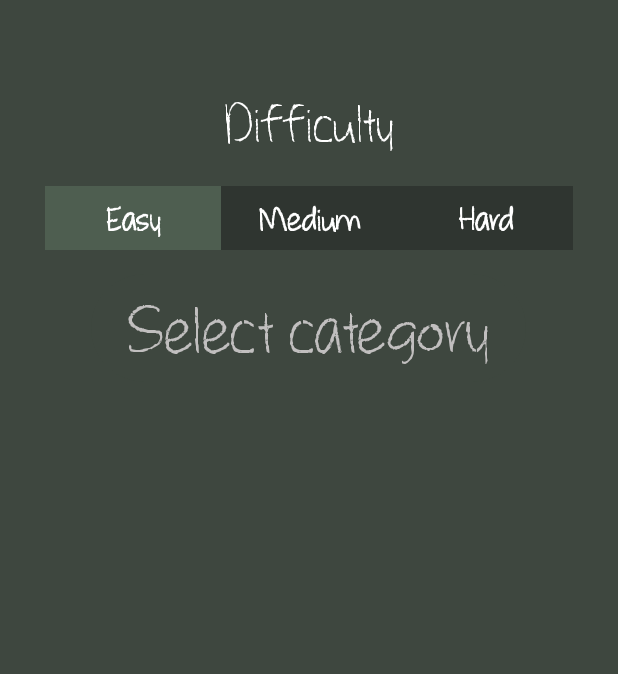
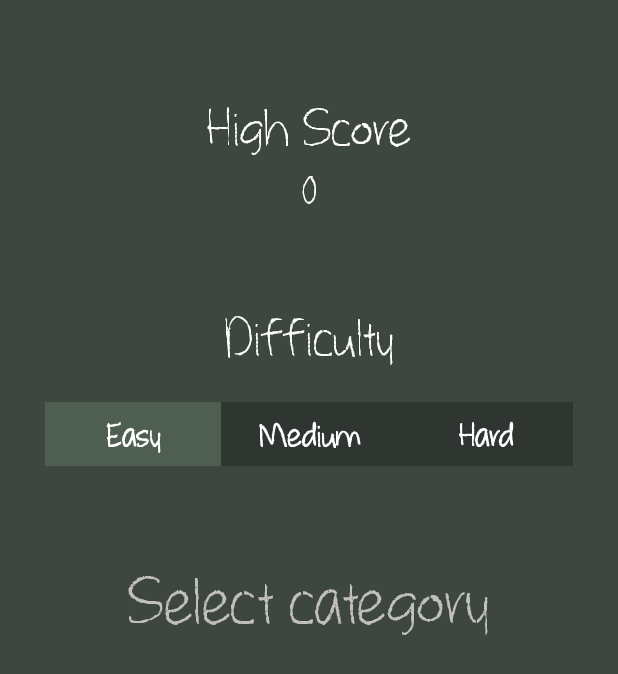
Before and after one commit to UlisesR2002/Final_Exams, an Android app: the OptionActivity screen opened directly, with no data from a screen before it, on a phone screen of 412 x 824 dp. Shown: the top 674 px of the screen. Run offline under Robolectric (Android 15) with nearby library versions, the phone set to English and light mode, and no system bars.

Commit message:
Preferencia para el High Score (17/12) Ulises Muñoz

```diff
--- a/app/src/main/java/cl/baubau/finalexams/OptionActivity.kt
+++ b/app/src/main/java/cl/baubau/finalexams/OptionActivity.kt
@@ -5,9 +5,12 @@ import android.content.Context
 import android.content.SharedPreferences
 import android.os.Bundle
 import android.widget.Button
+import android.widget.TextView
 import androidx.appcompat.app.AppCompatActivity
 
 class OptionActivity : AppCompatActivity() {
+
+    private lateinit var highScoreTextView: TextView
     private lateinit var easyDifficultyButton: Button
     private lateinit var mediumDifficultyButton: Button
     private lateinit var hardDifficultyButton: Button
@@ -19,6 +22,7 @@ class OptionActivity : AppCompatActivity() {
         super.onCreate(savedInstanceState)
         setContentView(R.layout.activity_option)
 
+        highScoreTextView = findViewById(R.id.HighScoreValueTextView)
         easyDifficultyButton = findViewById(R.id.optionEasyButton)
         mediumDifficultyButton = findViewById(R.id.optionMediumButton)
         hardDifficultyButton = findViewById(R.id.optionHardButton)
@@ -30,6 +34,9 @@ class OptionActivity : AppCompatActivity() {
         println("Category Names: ${categoryNames.joinToString(", ")}")
         println("Category Bool: ${selectedCategories.joinToString(", ")}")
 
+        // Obtener la preferencia de puntaje mas alto almacenada
+        val highScore = loadHighScore(sharedPreferences)
+        updateHighScore(highScore)
 
         // Obtener la preferencia de dificultad almacenada
         val savedDifficulty = sharedPreferences.getString(KEY_DIFFICULTY, DEFAULT_DIFFICULTY)
@@ -57,6 +64,16 @@ class OptionActivity : AppCompatActivity() {
         selectCategoryButton.setOnClickListener {
             showCategorySelectionDialog()
         }
+    }
+
+
+    private fun loadHighScore(sharedPreferences: SharedPreferences): Int {
+        return sharedPreferences.getInt(KEY_HIGH_SCORE, 0)
+    }
+
+    private fun updateHighScore(newHighScore: Int) {
+        // Actualizar el TextView que muestra el highscore
+        highScoreTextView.text = newHighScore.toString()
     }
 
     private fun saveAndSelectDifficulty(difficulty: String) {
@@ -142,6 +159,15 @@ class OptionActivity : AppCompatActivity() {
         private const val KEY_CATEGORY = "category_preference"
         const val KEY_CATEGORY_NAMES = "category_names_preference"
 
+        const val KEY_HIGH_SCORE = "high_score_preference"
+
+        fun saveHighScore(highScore: Int, sharedPreferences: SharedPreferences) {
+            // Guardar el highscore en SharedPreferences
+            with(sharedPreferences.edit()) {
+                putInt(KEY_HIGH_SCORE, highScore)
+                apply()
+            }
+        }
         fun loadSelectedCategories(sharedPreferences: SharedPreferences): Pair<BooleanArray, Array<String>> {
             val categories = arrayOf(
                 "Any category", "General knowledge", "Books", "Film", "Music", "Musical & Theatres", "Television", "Video games",
--- a/app/src/main/res/layout/activity_option.xml
+++ b/app/src/main/res/layout/activity_option.xml
@@ -9,6 +9,30 @@
     android:background="@color/colorPrimary"
     tools:context=".OptionActivity">
 
+    <TextView
+        android:id="@+id/HighScoreTextView"
+        style="@style/FinalExamsNumberQuestionsTexts"
+        android:layout_width="wrap_content"
+        android:layout_height="wrap_content"
+        android:layout_marginStart="150dp"
+        android:layout_marginTop="60dp"
+        android:layout_marginEnd="150dp"
+        android:text="@string/option_high_score_textview"
+        app:layout_constraintEnd_toEndOf="parent"
+        app:layout_constraintStart_toStartOf="parent"
+        app:layout_constraintTop_toTopOf="parent" />
+
+    <TextView
+        android:id="@+id/HighScoreValueTextView"
+        style="@style/FinalExamsBodyQuestionsTexts"
+        android:layout_width="wrap_content"
+        android:layout_height="wrap_content"
+        android:layout_marginStart="164dp"
+        android:layout_marginEnd="164dp"
+        android:text="@string/option_high_score_value_textview"
+        app:layout_constraintEnd_toEndOf="parent"
+        app:layout_constraintStart_toStartOf="parent"
+        app:layout_constraintTop_toBottomOf="@+id/HighScoreTextView" />
 
     <TextView
         android:id="@+id/DificultyTextView"
@@ -16,28 +40,25 @@
         android:layout_width="wrap_content"
         android:layout_height="wrap_content"
         android:layout_marginStart="170dp"
-        android:layout_marginTop="57dp"
+        android:layout_marginTop="140dp"
         android:layout_marginEnd="170dp"
         android:text="@string/option_difficulty_textview"
         app:layout_constraintEnd_toEndOf="parent"
         app:layout_constraintStart_toStartOf="parent"
-        app:layout_constraintTop_toTopOf="parent" />
+        app:layout_constraintTop_toTopOf="@id/HighScoreTextView" />
 
     <LinearLayout
         android:id="@+id/linearLayout"
         android:layout_width="match_parent"
-        android:layout_height="match_parent"
+        android:layout_height="wrap_content"
         android:layout_marginStart="30dp"
-        android:layout_marginTop="120dp"
+        android:layout_marginTop="16dp"
         android:layout_marginEnd="30dp"
-        android:layout_marginBottom="650dp"
+        android:layout_marginBottom="16dp"
         android:orientation="horizontal"
-        app:layout_constraintBottom_toBottomOf="parent"
         app:layout_constraintEnd_toEndOf="parent"
-        app:layout_constraintHorizontal_bias="0.0"
         app:layout_constraintStart_toStartOf="parent"
-        app:layout_constraintTop_toTopOf="@id/DificultyTextView">
-
+        app:layout_constraintTop_toBottomOf="@id/DificultyTextView">
 
         <Button
             android:id="@+id/optionEasyButton"
@@ -77,9 +98,8 @@
         android:layout_width="290dp"
         android:layout_height="wrap_content"
         android:layout_marginStart="61dp"
-        android:layout_marginTop="30dp"
         android:layout_marginEnd="61dp"
-        android:layout_marginBottom="457dp"
+        android:layout_marginBottom="340dp"
         android:layout_weight="1"
         android:text="@string/option_select_category_button"
         app:layout_constraintBottom_toBottomOf="parent"
@@ -87,8 +107,6 @@
         app:layout_constraintHorizontal_bias="1.0"
         app:layout_constraintStart_toStartOf="parent"
         app:layout_constraintTop_toBottomOf="@+id/linearLayout"
-        app:layout_constraintVertical_bias="0.0"
         tools:ignore="TextSizeCheck" />
 
-
 </androidx.constraintlayout.widget.ConstraintLayout>
--- a/app/src/main/res/values/strings.xml
+++ b/app/src/main/res/values/strings.xml
@@ -4,6 +4,8 @@
     <string name="main_play_button">Play</string>
     <string name="main_option_button">Options</string>
 
+    <string name="option_high_score_textview">High Score</string>
+    <string name="option_high_score_value_textview">0</string>
     <string name="option_difficulty_textview">Difficulty</string>
     <string name="option_difficulty1_button">Easy</string>
     <string name="option_difficulty2_button">Medium</string>
```
